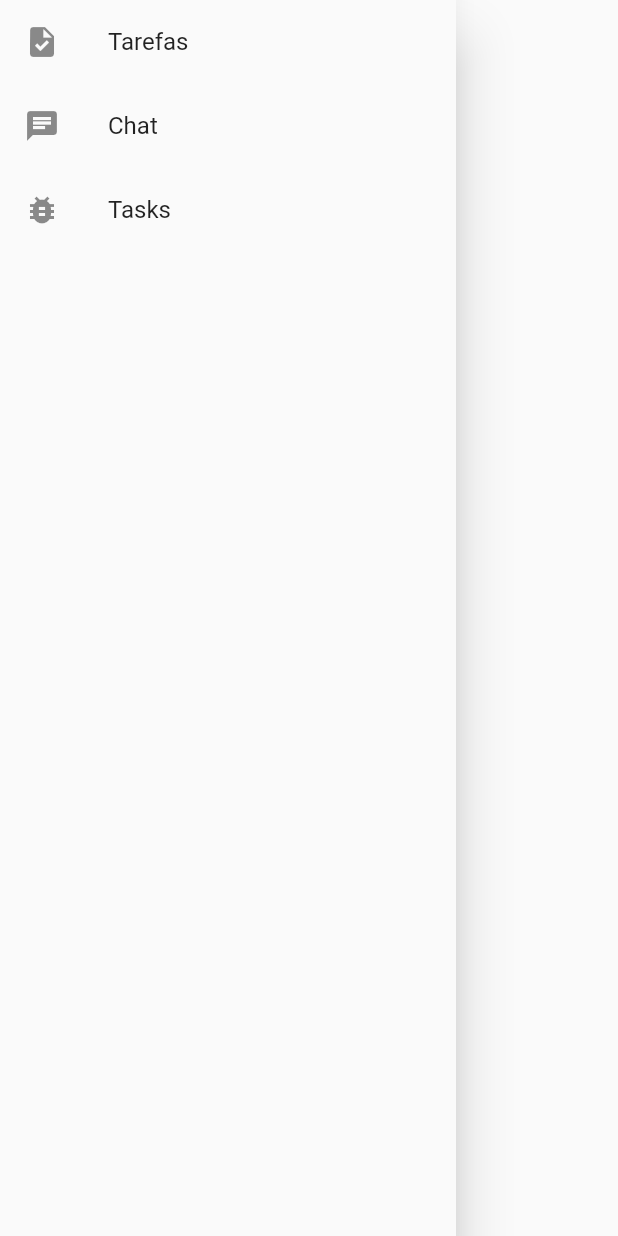
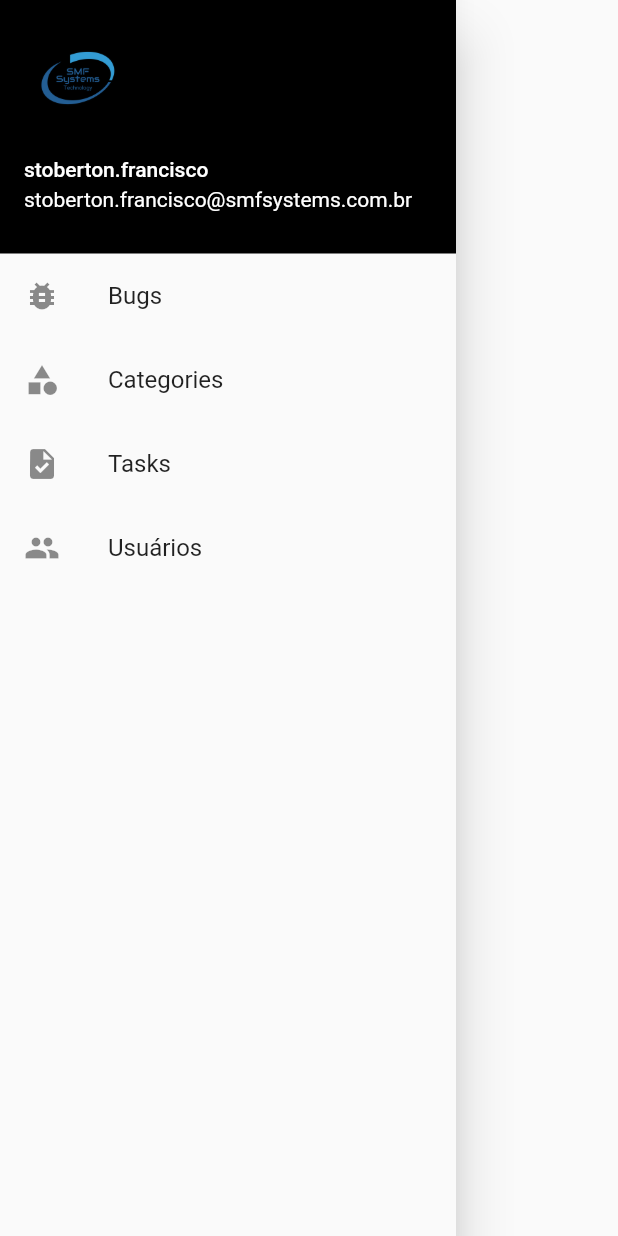
Before and after one commit to Stobertonf/status_management_list, a Flutter app: the CustonDrawer widget shown alone on an empty page, opened directly, on a phone screen of 412 x 824 dp. Run offline on Flutter 3.47's test engine with Material 2 defaults, Android fonts, the phone set to English and light mode, and no system bars; our stand-ins replace get, parse_server_sdk_flutter.

Commit message:
feat(Task-Page): Changing Custon Drawer File.

```diff
--- a/lib/app/shared/widgets/drawer/drawer.dart
+++ b/lib/app/shared/widgets/drawer/drawer.dart
@@ -1,17 +1,42 @@
 import 'package:flutter/material.dart';
 import 'package:status_management_list/app/pages/home/home_page.dart';
+import 'package:status_management_list/app/pages/tasks/task_page.dart';
 
 class CustonDrawer extends StatelessWidget {
-  const CustonDrawer({super.key});
+  const CustonDrawer({Key? key}) : super(key: key);
 
   @override
   Widget build(BuildContext context) {
     return Drawer(
-      child: ListView(
+      child: SingleChildScrollView(
+        child: Column(
           children: [
+            Container(
+              color: Colors.black,
+              child: UserAccountsDrawerHeader(
+                accountName: const Text(
+                  "stoberton.francisco",
+                ),
+                accountEmail: const Text(
+                  "stoberton.francisco@smfsystems.com.br",
+                ),
+                decoration: const BoxDecoration(
+                  color: Colors.black,
+                ),
+                currentAccountPicture: SizedBox(
+                  child: Image.asset(
+                    'assets/images/smf_logo.png',
+                  ),
+                ),
+              ),
+            ),
             ListTile(
-            leading: const Icon(Icons.task),
-            title: const Text("Tarefas"),
+              leading: const Icon(
+                Icons.bug_report,
+              ),
+              title: const Text(
+                "Bugs",
+              ),
               onTap: () {
                 Navigator.push(
                   context,
@@ -22,8 +47,12 @@ class CustonDrawer extends StatelessWidget {
               },
             ),
             ListTile(
-            leading: const Icon(Icons.chat),
-            title: const Text("Chat"),
+              leading: const Icon(
+                Icons.category,
+              ),
+              title: const Text(
+                "Categories",
+              ),
               onTap: () {
                 Navigator.push(
                   context,
@@ -34,8 +63,28 @@ class CustonDrawer extends StatelessWidget {
               },
             ),
             ListTile(
-            leading: const Icon(Icons.bug_report),
-            title: const Text("Tasks"),
+              leading: const Icon(
+                Icons.task,
+              ),
+              title: const Text(
+                "Tasks",
+              ),
+              onTap: () {
+                Navigator.push(
+                  context,
+                  MaterialPageRoute(
+                    builder: (_) => const TasksPage(),
+                  ),
+                );
+              },
+            ),
+            ListTile(
+              leading: const Icon(
+                Icons.people,
+              ),
+              title: const Text(
+                "Usuários",
+              ),
               onTap: () {
                 Navigator.push(
                   context,
@@ -47,6 +96,7 @@ class CustonDrawer extends StatelessWidget {
             ),
           ],
         ),
+      ),
     );
   }
 }
```
Lines whose indentation alone changed are shown as unchanged.
